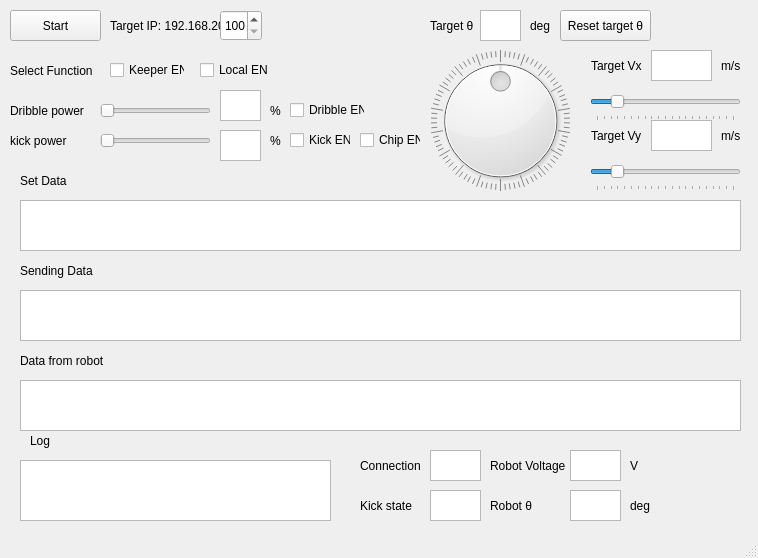
This is Qt Communication Tester/Qt_Communication_Tester/qt_communication_tester.ui in ibis-ssl/GUI_Qt as Qt 5 draws it before an edit. The edited form follows.
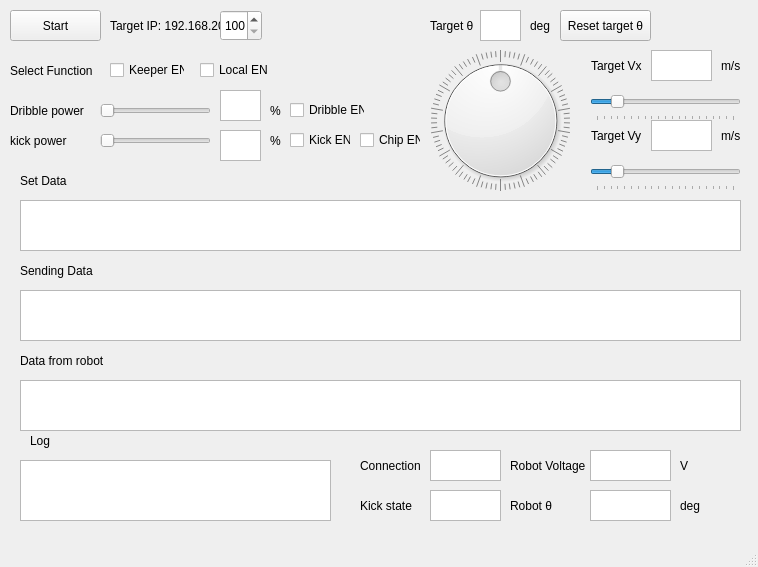
This is the edited form.

Patch:
```diff
--- a/Qt Communication Tester/Qt_Communication_Tester/qt_communication_tester.ui
+++ b/Qt Communication Tester/Qt_Communication_Tester/qt_communication_tester.ui
@@ -7,7 +7,7 @@
     <x>0</x>
     <y>0</y>
     <width>758</width>
-    <height>558</height>
+    <height>567</height>
    </rect>
   </property>
   <property name="windowTitle">
@@ -513,9 +513,9 @@
    <widget class="QTextBrowser" name="show_robot_theta">
     <property name="geometry">
      <rect>
-      <x>570</x>
+      <x>590</x>
       <y>490</y>
-      <width>51</width>
+      <width>81</width>
       <height>31</height>
      </rect>
     </property>
@@ -523,7 +523,7 @@
    <widget class="QLabel" name="label_17">
     <property name="geometry">
      <rect>
-      <x>630</x>
+      <x>680</x>
       <y>490</y>
       <width>41</width>
       <height>31</height>
@@ -536,7 +536,7 @@
    <widget class="QLabel" name="label_18">
     <property name="geometry">
      <rect>
-      <x>490</x>
+      <x>510</x>
       <y>490</y>
       <width>51</width>
       <height>31</height>
@@ -549,7 +549,7 @@
    <widget class="QLabel" name="label_19">
     <property name="geometry">
      <rect>
-      <x>490</x>
+      <x>510</x>
       <y>450</y>
       <width>81</width>
       <height>31</height>
@@ -562,7 +562,7 @@
    <widget class="QLabel" name="label_20">
     <property name="geometry">
      <rect>
-      <x>630</x>
+      <x>680</x>
       <y>450</y>
       <width>41</width>
       <height>31</height>
@@ -575,9 +575,9 @@
    <widget class="QTextBrowser" name="show_robot_voltage">
     <property name="geometry">
      <rect>
-      <x>570</x>
+      <x>590</x>
       <y>450</y>
-      <width>51</width>
+      <width>81</width>
       <height>31</height>
      </rect>
     </property>
@@ -600,7 +600,7 @@
      <rect>
       <x>430</x>
       <y>450</y>
-      <width>51</width>
+      <width>71</width>
       <height>31</height>
      </rect>
     </property>
@@ -623,7 +623,7 @@
      <rect>
       <x>430</x>
       <y>490</y>
-      <width>51</width>
+      <width>71</width>
       <height>31</height>
      </rect>
     </property>
```
Left out of the diff: 2 changed lines with no effect on the pictures.
